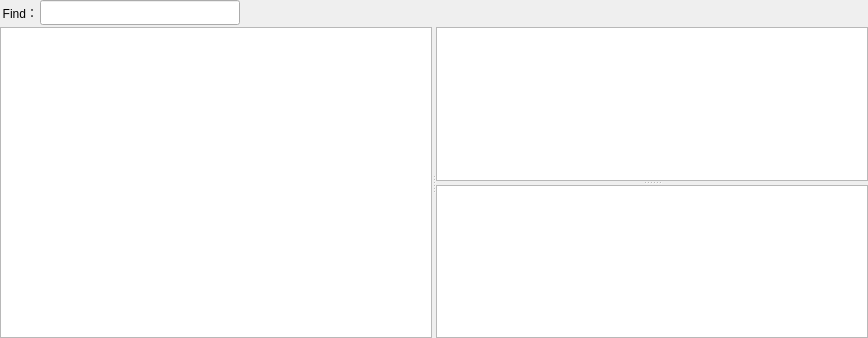
golden7602/zion, file Ui/FormCustomer_Arrears.ui: the form before one commit.
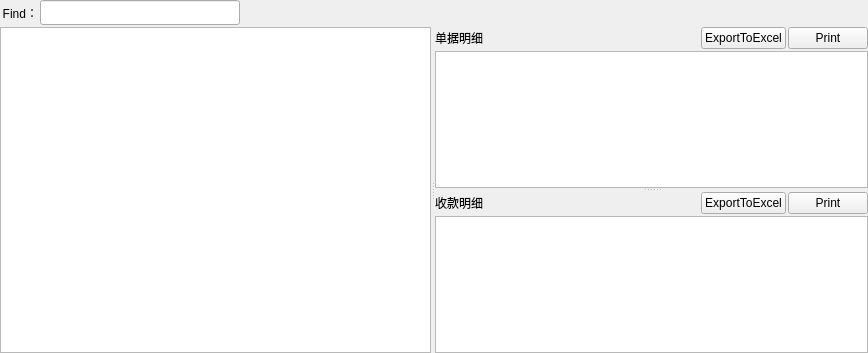
The form after the commit.

```diff
--- a/Ui/FormCustomer_Arrears.ui
+++ b/Ui/FormCustomer_Arrears.ui
@@ -7,7 +7,7 @@
     <x>0</x>
     <y>0</y>
     <width>868</width>
-    <height>338</height>
+    <height>353</height>
    </rect>
   </property>
   <property name="font">
@@ -20,7 +20,7 @@
   <property name="windowTitle">
    <string>Form</string>
   </property>
-  <layout class="QVBoxLayout" name="verticalLayout">
+  <layout class="QVBoxLayout" name="verticalLayout_3">
    <property name="spacing">
     <number>2</number>
    </property>
@@ -126,6 +126,56 @@
       <property name="orientation">
        <enum>Qt::Vertical</enum>
       </property>
+      <widget class="QWidget" name="layoutWidget">
+       <layout class="QVBoxLayout" name="verticalLayout">
+        <property name="spacing">
+         <number>0</number>
+        </property>
+        <item>
+         <layout class="QHBoxLayout" name="horizontalLayout">
+          <property name="spacing">
+           <number>2</number>
+          </property>
+          <property name="bottomMargin">
+           <number>2</number>
+          </property>
+          <item>
+           <widget class="QLabel" name="label_2">
+            <property name="text">
+             <string>单据明细</string>
+            </property>
+           </widget>
+          </item>
+          <item>
+           <spacer name="horizontalSpacer">
+            <property name="orientation">
+             <enum>Qt::Horizontal</enum>
+            </property>
+            <property name="sizeHint" stdset="0">
+             <size>
+              <width>40</width>
+              <height>20</height>
+             </size>
+            </property>
+           </spacer>
+          </item>
+          <item>
+           <widget class="QPushButton" name="CmdExportExcel_BillDetail">
+            <property name="text">
+             <string>ExportToExcel</string>
+            </property>
+           </widget>
+          </item>
+          <item>
+           <widget class="QPushButton" name="CmdPrint_BillDetail">
+            <property name="text">
+             <string>Print</string>
+            </property>
+           </widget>
+          </item>
+         </layout>
+        </item>
+        <item>
       <widget class="QTableView" name="tableView_order">
        <property name="selectionMode">
         <enum>QAbstractItemView::SingleSelection</enum>
@@ -137,6 +187,59 @@
         <number>25</number>
        </attribute>
       </widget>
+        </item>
+       </layout>
+      </widget>
+      <widget class="QWidget" name="layoutWidget">
+       <layout class="QVBoxLayout" name="verticalLayout_2">
+        <property name="spacing">
+         <number>0</number>
+        </property>
+        <item>
+         <layout class="QHBoxLayout" name="horizontalLayout_3">
+          <property name="spacing">
+           <number>2</number>
+          </property>
+          <property name="bottomMargin">
+           <number>2</number>
+          </property>
+          <item>
+           <widget class="QLabel" name="label_3">
+            <property name="text">
+             <string>收款明细</string>
+            </property>
+           </widget>
+          </item>
+          <item>
+           <spacer name="horizontalSpacer_3">
+            <property name="orientation">
+             <enum>Qt::Horizontal</enum>
+            </property>
+            <property name="sizeHint" stdset="0">
+             <size>
+              <width>40</width>
+              <height>20</height>
+             </size>
+            </property>
+           </spacer>
+          </item>
+          <item>
+           <widget class="QPushButton" name="CmdExportExcel_RecDetail">
+            <property name="text">
+             <string>ExportToExcel</string>
+            </property>
+           </widget>
+          </item>
+          <item>
+           <widget class="QPushButton" name="CmdPrint_RecDetail">
+            <property name="text">
+             <string>Print</string>
+            </property>
+           </widget>
+          </item>
+         </layout>
+        </item>
+        <item>
       <widget class="QTableView" name="tableView_rec">
        <property name="selectionMode">
         <enum>QAbstractItemView::SingleSelection</enum>
@@ -147,6 +250,9 @@
        <attribute name="verticalHeaderDefaultSectionSize">
         <number>25</number>
        </attribute>
+         </widget>
+        </item>
+       </layout>
       </widget>
      </widget>
     </widget>
```
Lines whose indentation alone changed are shown as unchanged.
